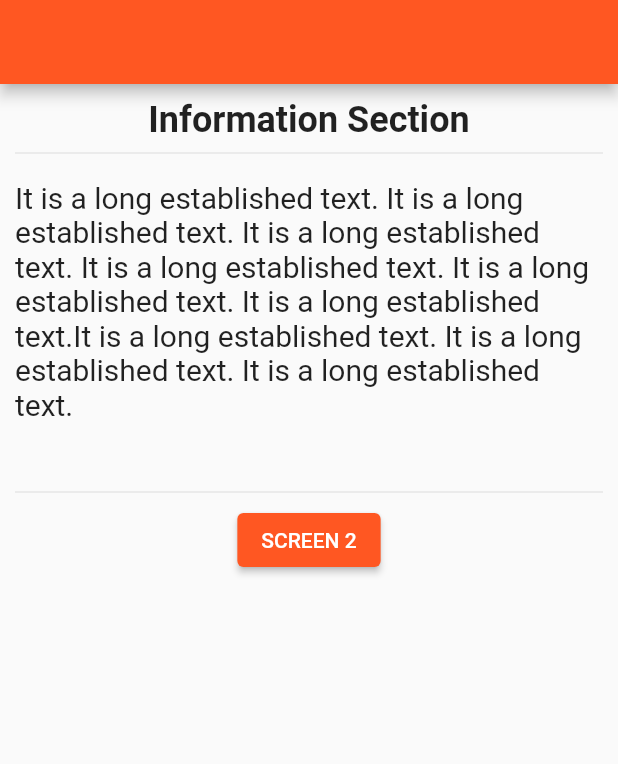
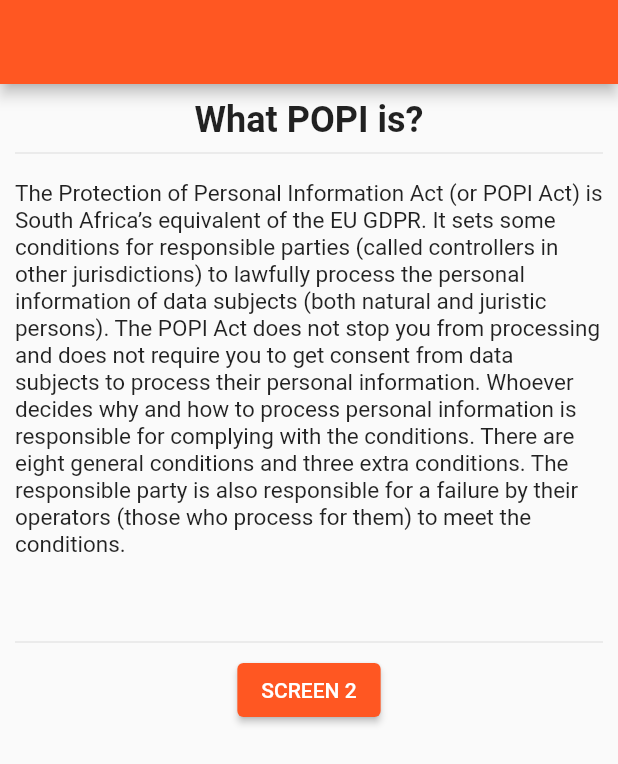
Before and after one commit to smacie/flutter_app_bdrc, a Flutter app: the screen it shows after launch, on a phone screen of 412 x 824 dp. Shown: the top 764 px of the screen. Run offline on Flutter 3.47's test engine with Material 2 defaults, Android fonts, the phone set to English and light mode, and no system bars; drawn by our look-alikes of flutter_platform_widgets.

Commit message:
Added text What POPI is

```diff
--- a/lib/util.dart
+++ b/lib/util.dart
@@ -18,6 +18,9 @@ void showCircularProgressIndicator(BuildContext context) {
       });
 }
 
+const String txtHomePageTitle = 'What POPI is?';
+const String txtHomePageBody = "The Protection of Personal Information Act (or POPI Act) is South Africa’s equivalent of the EU GDPR. It sets some conditions for responsible parties (called controllers in other jurisdictions) to lawfully process the personal information of data subjects (both natural and juristic persons). The POPI Act does not stop you from processing and does not require you to get consent from data subjects to process their personal information. Whoever decides why and how to process personal information is responsible for complying with the conditions. There are eight general conditions and three extra conditions. The responsible party is also responsible for a failure by their operators (those who process for them) to meet the conditions.";
+
 List<User> getDummyUsers(){
   List<User> dummyUsers = [];
 
--- a/lib/view/home_page.dart
+++ b/lib/view/home_page.dart
@@ -31,17 +31,14 @@ class HomePage extends StatelessWidget {
       child: Column(
         children: <Widget>[
           const Center(child:
-            Text("Information Section", style:TextStyle(fontSize: 24, fontWeight: FontWeight.bold))
+            Text(txtHomePageTitle, style:TextStyle(fontSize: 24, fontWeight: FontWeight.bold))
           ),
           const Divider(),
           const SizedBox(height: 10,),
 
-          const SizedBox(
-            height: 200,
-            child: Text(
-            'It is a long established text. It is a long established text. It is a long established text. It is a long established text. It is a long established text. It is a long established text.It is a long established text. It is a long established text. It is a long established text.',
-            style: TextStyle(fontSize: 20),
-            ),
+          SizedBox(
+            height: 300,
+            child: Text(txtHomePageBody, style: const TextStyle(fontSize: 15),),
           ),
 
           const Divider(),
@@ -65,7 +62,7 @@ class HomePage extends StatelessWidget {
     showCircularProgressIndicator(context);
 
     // TODO Remove this dummy
-    //await Future.delayed(const Duration(seconds: 2), (){});
+    //await Future.delayed(const Duration(seconds: 6), (){});
     //List<User> users = getDummyUsers();
 
     // get list of users from DB
```
